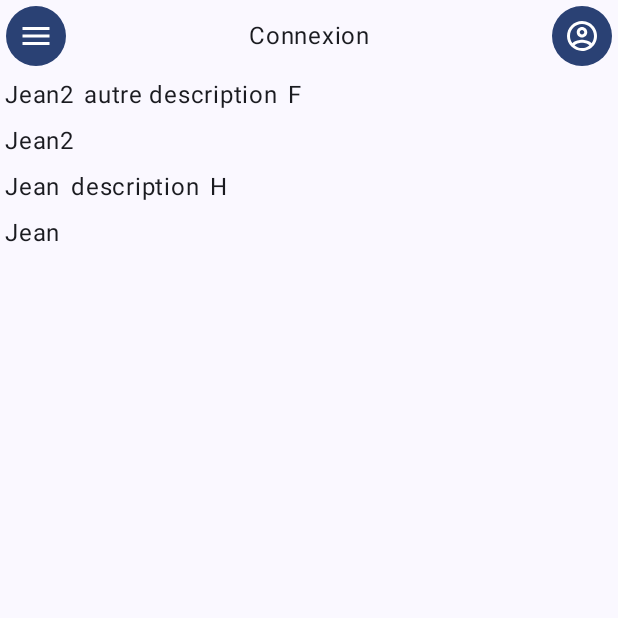
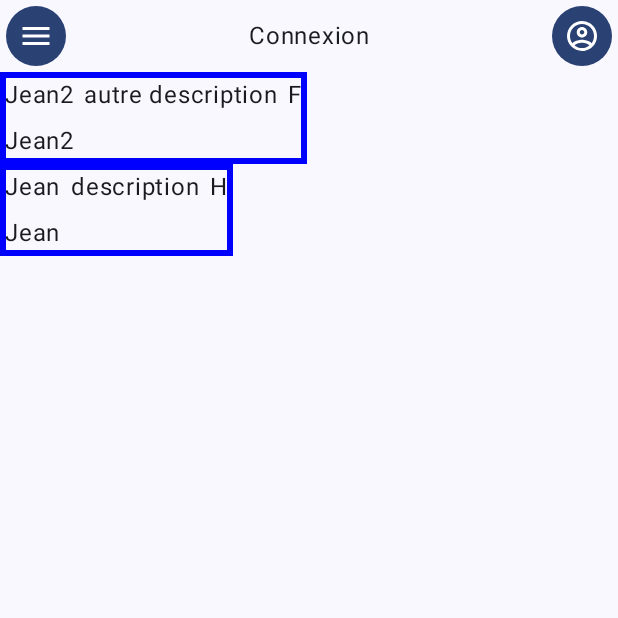
Before and after one commit to JdAlix/ScienceQuest, an Android app built with Jetpack Compose: the screen it shows after launch (MainActivity), on a phone screen of 412 x 824 dp, the top half of it. Run offline under Robolectric (Android 15) with nearby library versions, the phone set to English and light mode, and no system bars; libraries missing offline, so code that uses them is left out: com.jakewharton.retrofit2.

Commit message:
[ADD] Border pour container de scientifique

```diff
--- a/android/app/src/main/java/fr/iut/sciencequest/view/scientifiques/ScientifiqueContainer.kt
+++ b/android/app/src/main/java/fr/iut/sciencequest/view/scientifiques/ScientifiqueContainer.kt
@@ -1,13 +1,17 @@
 package fr.iut.sciencequest.view.scientifiques
 
+import androidx.compose.foundation.border
 import androidx.compose.foundation.layout.Column
 import androidx.compose.foundation.layout.Row
 import androidx.compose.foundation.layout.padding
 import androidx.compose.material3.Text
 import androidx.compose.runtime.Composable
 import androidx.compose.ui.Modifier
+import androidx.compose.ui.graphics.Brush
+import androidx.compose.ui.graphics.Color
 import androidx.compose.ui.tooling.preview.Preview
 import androidx.compose.ui.unit.Dp
+import androidx.compose.ui.unit.dp
 import fr.iut.sciencequest.model.dto.extensions.ToModel
 import fr.iut.sciencequest.model.metier.Scientifique
 import fr.iut.sciencequest.stub.StubScientifique1
@@ -15,7 +19,9 @@ import fr.iut.sciencequest.stub.StubScientifique1
 @Preview
 @Composable
 fun scientifiqueContainer(scientifique: Scientifique = StubScientifique1.ToModel()) {
-    Row {
+    Row (
+        modifier = Modifier.border(4.dp, Color.Blue)
+    ){
         Column {
             Text(scientifique.nom, modifier = Modifier.padding(Dp(3f)))
             Text(scientifique.prenom, modifier = Modifier.padding(Dp(3f)))
```
